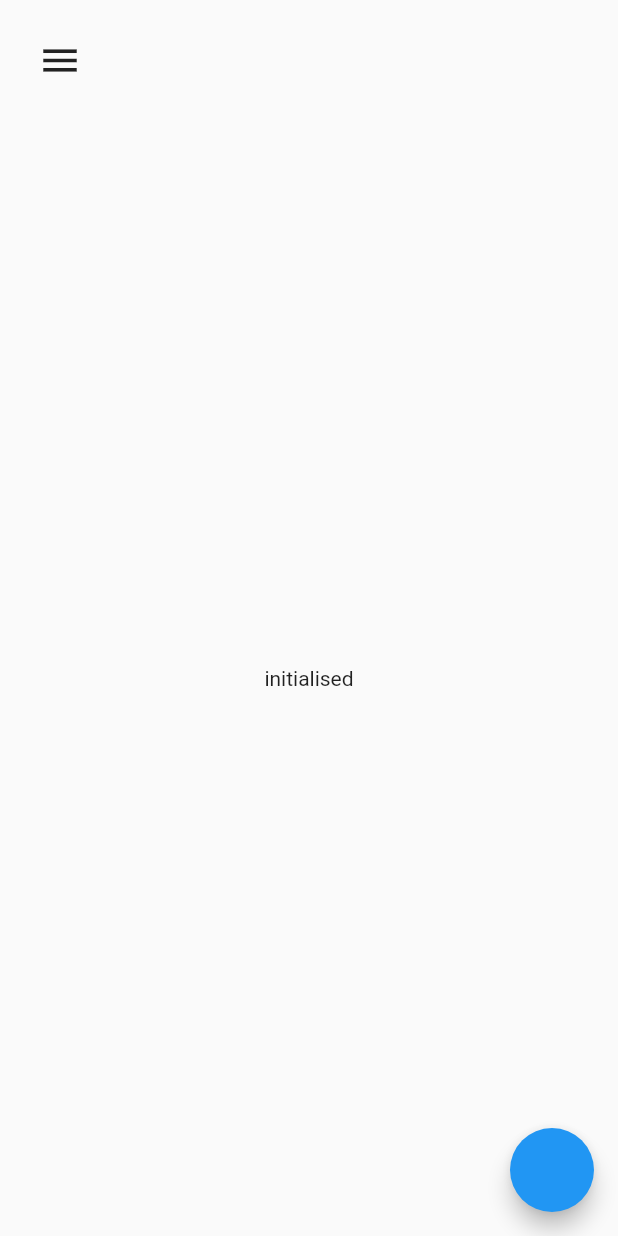
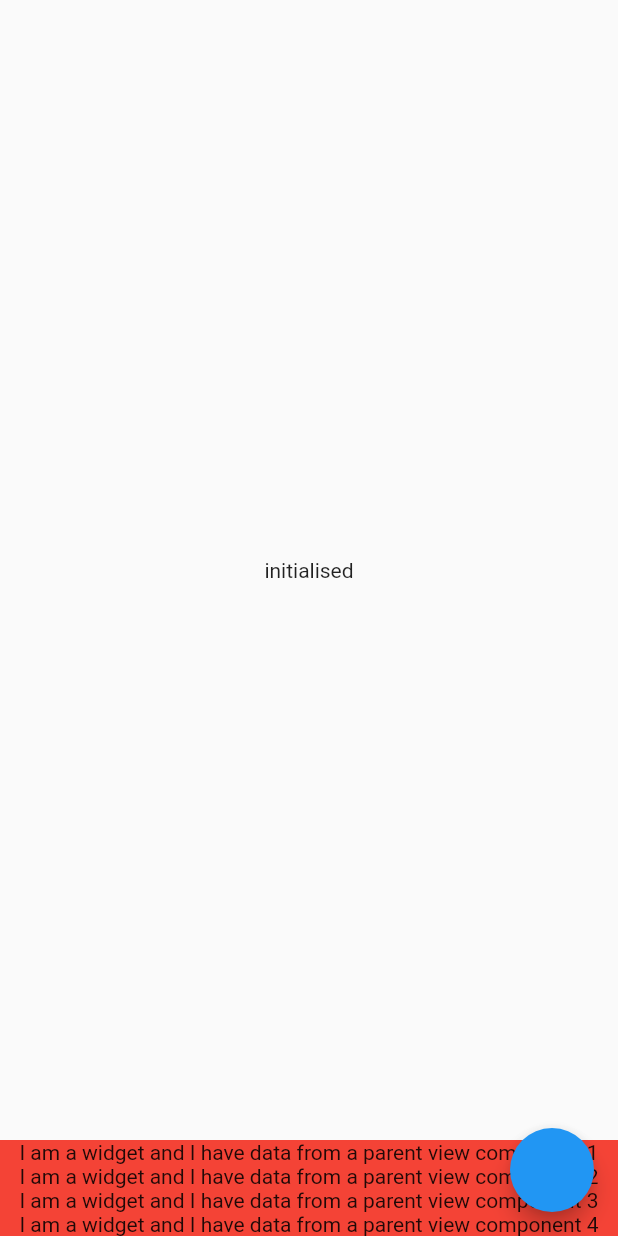
Before and after one commit to aashir-khan/word_branches, a Flutter app: the screen it shows after launch, on a phone screen of 412 x 824 dp. Run offline on Flutter 3.47's test engine with Material 2 defaults, Android fonts, the phone set to English and light mode, and no system bars; our stand-ins replace device_preview, get_it.

Commit message:
* Simplified files to create minimum viable example of architecture (one view and one widget)

```diff
--- /dev/null
+++ b/lib/datamodels/example_item_data.dart
@@ -0,0 +1,7 @@
+class ExampleItemData {
+  final String text;
+
+  ExampleItemData({
+    this.text,
+  });
+}
--- a/lib/views/home/home_view.dart
+++ b/lib/views/home/home_view.dart
@@ -2,6 +2,7 @@ import 'package:dr_words/responsive/orientation_layout.dart';
 import 'package:dr_words/responsive/screen_type_layout.dart';
 import 'package:dr_words/viewmodels/home_viewmodel.dart';
 import 'package:dr_words/widgets/base_widget.dart';
+import 'package:dr_words/widgets/example_widget/example_widget.dart';
 import 'package:flutter/material.dart';
 
 import 'home_view_mobile.dart';
@@ -10,7 +11,6 @@ import 'home_view_tablet.dart';
 class HomeView extends StatelessWidget {
   @override
   Widget build(BuildContext context) {
-    print('Rebuild');
     return BaseWidget<HomeViewModel>(
       viewModel: HomeViewModel(),
       onModelReady: (model) => model.initialise(),
@@ -19,19 +19,28 @@ class HomeView extends StatelessWidget {
           portrait: (context) => HomeMobilePortrait(),
           landscape: (context) => HomeMobileLandscape(),
         ),
-        tablet: HomeViewTablet(),
+        tablet: OrientationLayout(
+          portrait: (context) => HomeTabletPortrait(),
+          landscape: (context) => HomeTabletLandscape(),
+        ),
       ),
     );
   }
-}
 
-class SecondView extends StatelessWidget {
-  const SecondView({Key key}) : super(key: key);
-
-  @override
-  Widget build(BuildContext context) {
-    return Container(
-      color: Colors.red,
-    );
+  static List<Widget> getExampleWidgetList() {
+    return [
+      ExampleWidget(
+        text: 'I am a widget and I have data from a parent view component 1',
+      ),
+      ExampleWidget(
+        text: 'I am a widget and I have data from a parent view component 2',
+      ),
+      ExampleWidget(
+        text: 'I am a widget and I have data from a parent view component 3',
+      ),
+      ExampleWidget(
+        text: 'I am a widget and I have data from a parent view component 4',
+      ),
+    ];
   }
 }
--- /dev/null
+++ b/lib/widgets/example_widget/example_widget.dart
@@ -0,0 +1,38 @@
+import 'package:dr_words/datamodels/example_item_data.dart';
+import 'package:dr_words/responsive/orientation_layout.dart';
+import 'package:dr_words/responsive/screen_type_layout.dart';
+import 'package:flutter/material.dart';
+import 'package:provider/provider.dart';
+
+import 'example_widget_mobile.dart';
+import 'example_widget_tablet.dart';
+
+class ExampleWidget extends StatelessWidget {
+  final String text;
+  const ExampleWidget({
+    Key key,
+    this.text,
+  }) : super(key: key);
+
+  @override
+  Widget build(BuildContext context) {
+    return Provider.value(
+      value: ExampleItemData(
+        text: text,
+      ),
+      child: Container(
+        color: Colors.red,
+        child: ScreenTypeLayout(
+          mobile: OrientationLayout(
+            landscape: (context) => ExampleWidgetMobileLandscape(),
+            portrait: (context) => ExampleWidgetMobilePortrait(),
+          ),
+          tablet: OrientationLayout(
+            portrait: (context) => ExampleWidgetTabletPortrait(),
+            landscape: (context) => ExampleWidgetMobilePortrait(),
+          ),
+        ),
+      ),
+    );
+  }
+}
--- /dev/null
+++ b/lib/widgets/example_widget/example_widget_mobile.dart
@@ -0,0 +1,32 @@
+import 'package:dr_words/datamodels/example_item_data.dart';
+import 'package:dr_words/widgets/base_model_widget.dart';
+import 'package:flutter/material.dart';
+
+class ExampleWidgetMobilePortrait extends BaseModelWidget<ExampleItemData> {
+  @override
+  Widget build(BuildContext context, ExampleItemData data) {
+    print(data);
+    return Container(
+      child: Center(
+        child: Text(
+          data.text,
+          textAlign: TextAlign.center,
+        ),
+      ),
+    );
+  }
+}
+
+class ExampleWidgetMobileLandscape extends BaseModelWidget<ExampleItemData> {
+  @override
+  Widget build(BuildContext context, ExampleItemData data) {
+    return Container(
+      child: Center(
+        child: Text(
+          data.text,
+          textAlign: TextAlign.center,
+        ),
+      ),
+    );
+  }
+}
--- /dev/null
+++ b/lib/widgets/example_widget/example_widget_tablet.dart
@@ -0,0 +1,31 @@
+import 'package:dr_words/datamodels/example_item_data.dart';
+import 'package:dr_words/widgets/base_model_widget.dart';
+import 'package:flutter/material.dart';
+
+class ExampleWidgetTabletPortrait extends BaseModelWidget<ExampleItemData> {
+  @override
+  Widget build(BuildContext context, ExampleItemData data) {
+    return Container(
+      child: Center(
+        child: Text(
+          data.text,
+          textAlign: TextAlign.center,
+        ),
+      ),
+    );
+  }
+}
+
+class ExampleWidgetTabletLandscape extends BaseModelWidget<ExampleItemData> {
+  @override
+  Widget build(BuildContext context, ExampleItemData data) {
+    return Container(
+      child: Center(
+        child: Text(
+          data.text,
+          textAlign: TextAlign.center,
+        ),
+      ),
+    );
+  }
+}
--- a/pubspec.yaml
+++ b/pubspec.yaml
@@ -14,7 +14,7 @@ description: A new Flutter project.
 version: 1.0.0+1
 
 environment:
-  sdk: ">=2.1.0 <3.0.0"
+  sdk: ">=2.2.2 <3.0.0"
 
 dependencies:
   flutter:
```
Also changed, not shown: lib/datamodels/drawer_item_data.dart (deleted, +0 -11 lines), lib/views/home/home_view_mobile.dart (+5 -22 lines), lib/views/home/home_view_tablet.dart (+48 -14 lines), lib/widgets/app_drawer/app_drawer.dart (deleted, +0 -43 lines), lib/widgets/app_drawer/app_drawer_mobile.dart (deleted, +0 -22 lines), lib/widgets/app_drawer/app_drawer_tablet.dart (deleted, +0 -41 lines), lib/widgets/drawer_option/drawer_option.dart (deleted, +0 -35 lines), lib/widgets/drawer_option/drawer_option_mobile.dart (deleted, +0 -39 lines), lib/widgets/drawer_option/drawer_option_tablet.dart (deleted, +0 -24 lines).
